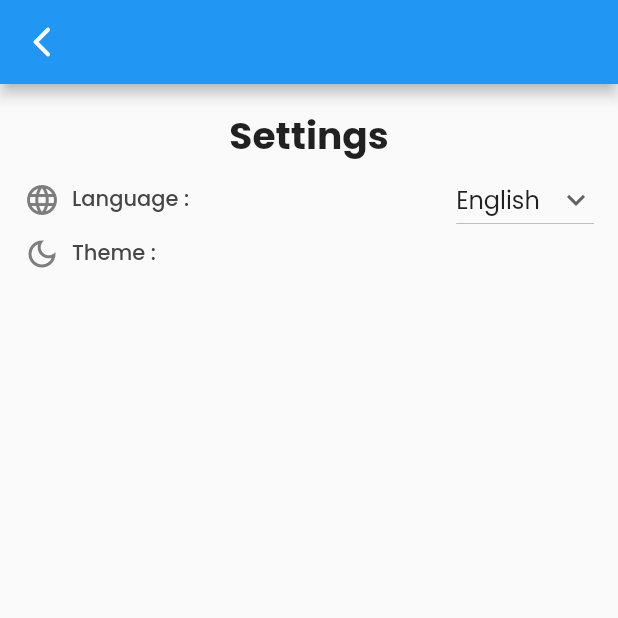
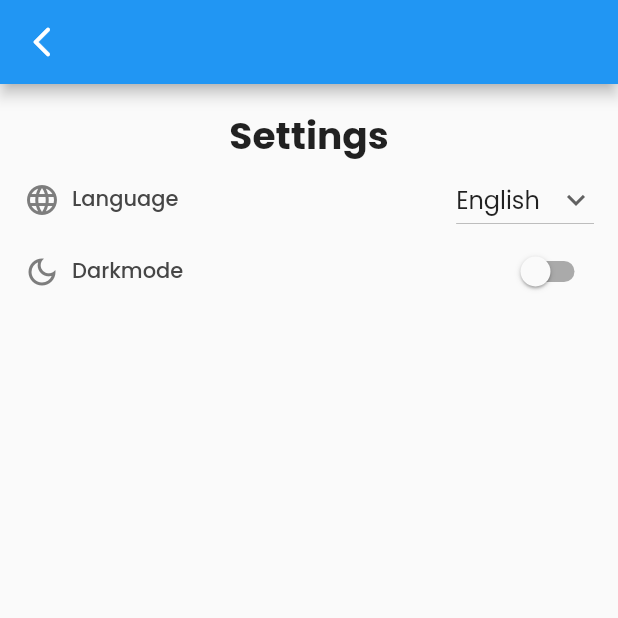
Before and after one commit to LouisMinguet/sample_flutter_app, a Flutter app: the SettingsPage screen opened directly, on a phone screen of 412 x 824 dp, the top half of it. Run offline on Flutter 3.47's test engine with Material 2 defaults, Android fonts, the phone set to English and light mode, and no system bars; our stand-ins replace easy_localization.

Commit message:
Init darkmode

```diff
--- a/assets/translations/en.json
+++ b/assets/translations/en.json
@@ -3,7 +3,7 @@
   "selected_language":"The current language is {}, {param}",
   "settings": {
     "title": "Settings",
-    "languages": "Language :",
-    "theme": "Theme :"
+    "languages": "Language",
+    "darkmode": "Darkmode"
   }
 }
--- a/assets/translations/es.json
+++ b/assets/translations/es.json
@@ -3,7 +3,7 @@
   "selected_language":"La lengua actual es {}, {param}",
   "settings": {
     "title": "Parámetros",
-    "languages": "Idioma :",
-    "theme": "Tema :"
+    "languages": "Idioma",
+    "darkmode": "Modo oscuro"
   }
 }
--- a/assets/translations/fr.json
+++ b/assets/translations/fr.json
@@ -3,7 +3,7 @@
   "selected_language":"La langue actuelle est {}, {param}",
   "settings": {
     "title": "Paramètres",
-    "languages": "Langue :",
-    "theme": "Theme :"
+    "languages": "Langue",
+    "darkmode": "Mode sombre"
   }
 }
--- a/lib/settings/settings.dart
+++ b/lib/settings/settings.dart
@@ -13,6 +13,8 @@ class SettingsPageState extends State<SettingsPage> {
   String selectedLanguage = 'English'; // Default language is English
   List<String> languagesList = ['English', 'Français', 'Español'];
   List<String> languagesTagList = ['en', 'fr', 'es'];
+
+  bool _isDarkMode = false;
 
   @override
   Widget build(BuildContext context) {
@@ -71,7 +73,16 @@ class SettingsPageState extends State<SettingsPage> {
     return Row(
       children: [
         settingsIcon(Icons.dark_mode_outlined),
-        settingsText("settings.theme").tr(),
+        settingsText("settings.darkmode").tr(),
+        const Spacer(),
+        Switch(
+          value: _isDarkMode,
+          onChanged: (b) {
+            setState(() {
+              _isDarkMode = b;
+            });
+          },
+        ),
       ],
     );
   }
```
